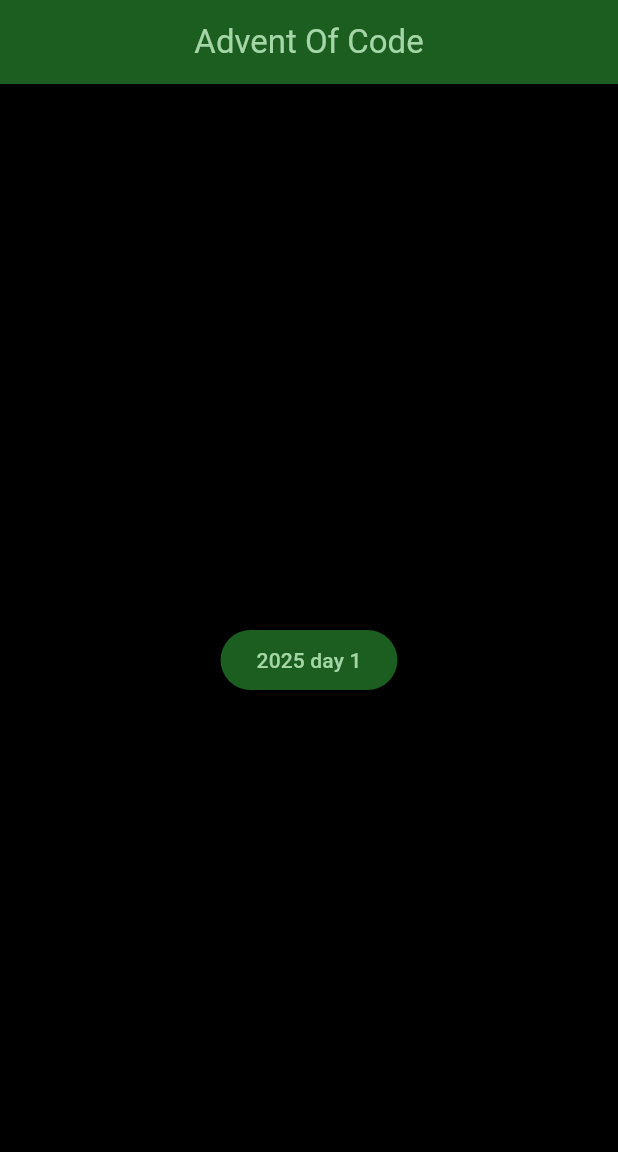
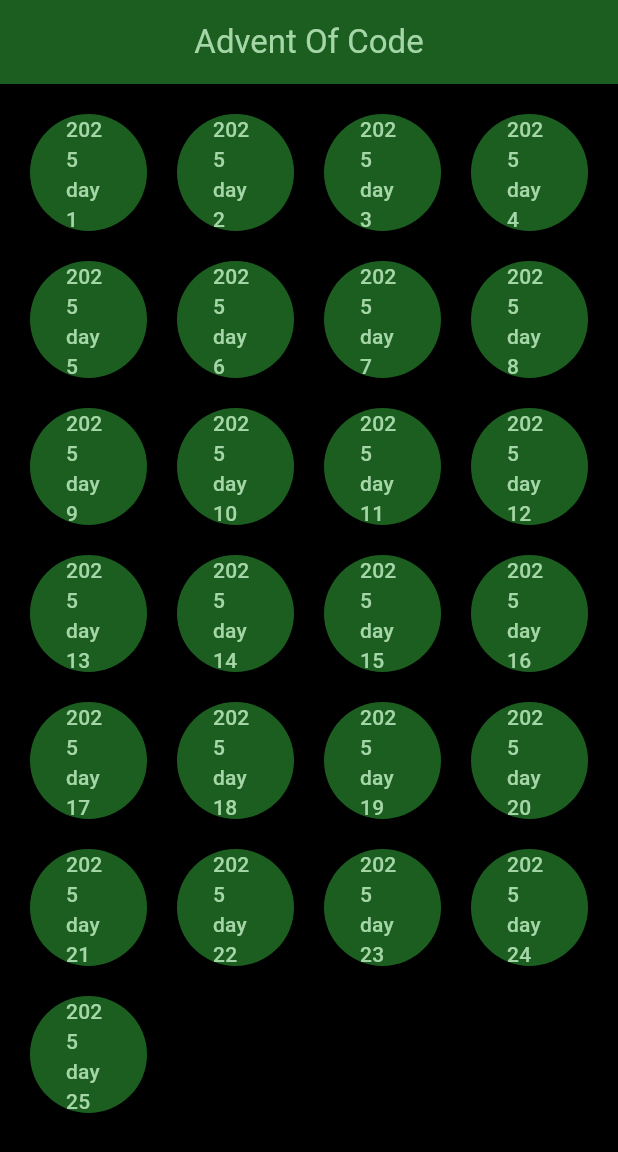
Before and after one commit to Alt257/AdventOfCode_flutter, a Flutter app: the screen it shows after launch, on a phone screen of 412 x 824 dp. Shown: the top 1152 px of the screen. Run offline on Flutter 3.47's test engine with Material 3 defaults, Android fonts, the phone set to English and light mode, and no system bars; our stand-ins replace bloc, dio, flutter_bloc, flutter_dotenv, freezed_annotation, go_router.

Commit message:
generate puzzle buttons for 2025

```diff
--- a/lib/view/page/home.dart
+++ b/lib/view/page/home.dart
@@ -12,18 +12,20 @@
         centerTitle: true,
       ),
 
-      body: Center(
-        child: Column(
-          mainAxisAlignment: MainAxisAlignment.center,
-          spacing: 36,
-          children: [
-            ElevatedButton(
-              onPressed: () => context.go('/puzzle?year=2025&day=1'),
-              child: Text('2025 day 1'),
-            ),
-          ],
+      body: Padding(
+        padding: EdgeInsetsGeometry.symmetric(horizontal: 20, vertical: 20),
+        child: GridView.extent(
+          maxCrossAxisExtent: 100,
+          mainAxisSpacing: 20,
+          crossAxisSpacing: 20,
+          children: [for(var i = 1; i <= 25; i++) _buildPuzzleButton(context, year: 2025, day: i)],
         ),
       ),
     ));
   }
+
+  _buildPuzzleButton(BuildContext context, {required int year, required int day}) => ElevatedButton(
+    onPressed: () => context.go('/puzzle?year=$year&day=$day'),
+    child: Text('$year day $day'),
+  );
 }
```
